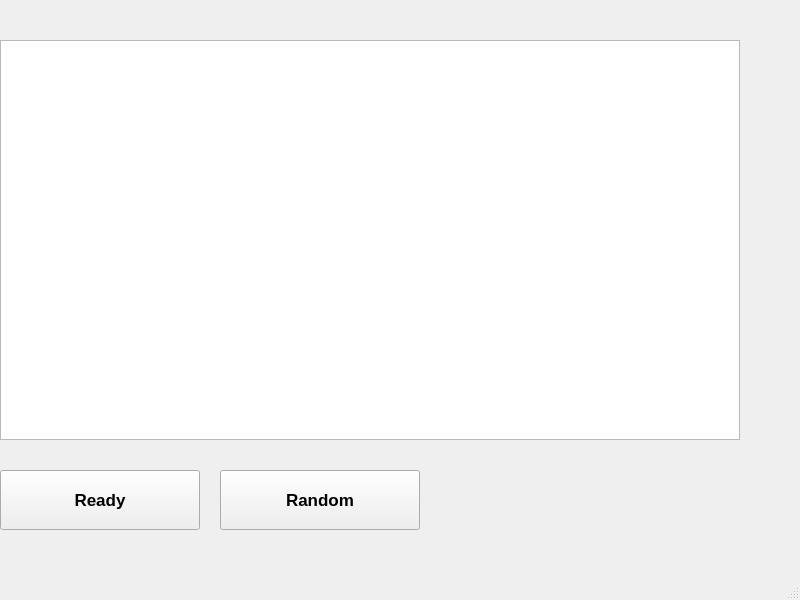
Above: OS_Lab09/mainwindow.ui from Dou6leR/OS_Lab09_WarshipBattle before the change. Below: the same form after it.
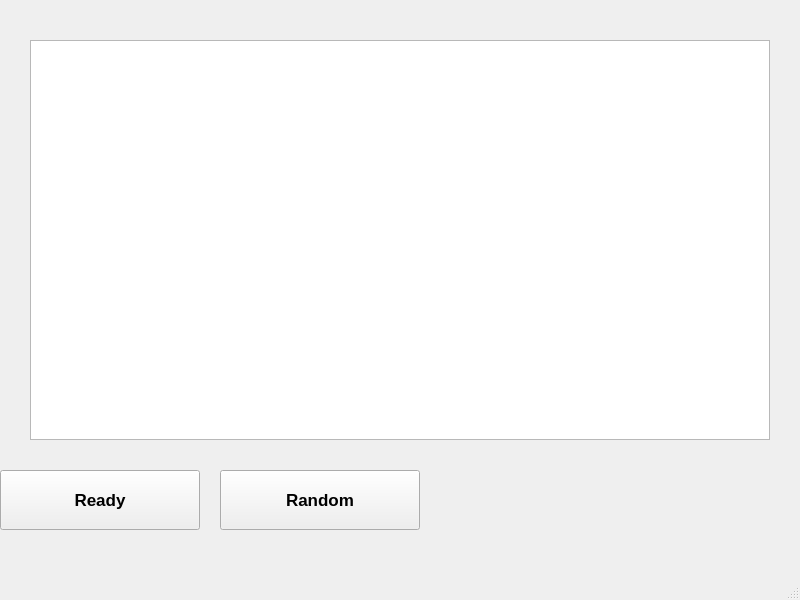
That is the form after the change. The open tabs and pages were chosen to show the change.

Commit message: Add conect WinLose and fixed bug when last killed is not a sngle ship

What changed in the file:
```diff
--- a/OS_Lab09/mainwindow.ui
+++ b/OS_Lab09/mainwindow.ui
@@ -124,7 +124,7 @@
      <widget class="QGraphicsView" name="placing_View">
       <property name="geometry">
        <rect>
-        <x>30</x>
+        <x>60</x>
         <y>30</y>
         <width>740</width>
         <height>400</height>
```
Left out of the diff: 4 changed lines with no effect on the pictures. The commit also changes 2 other files.
